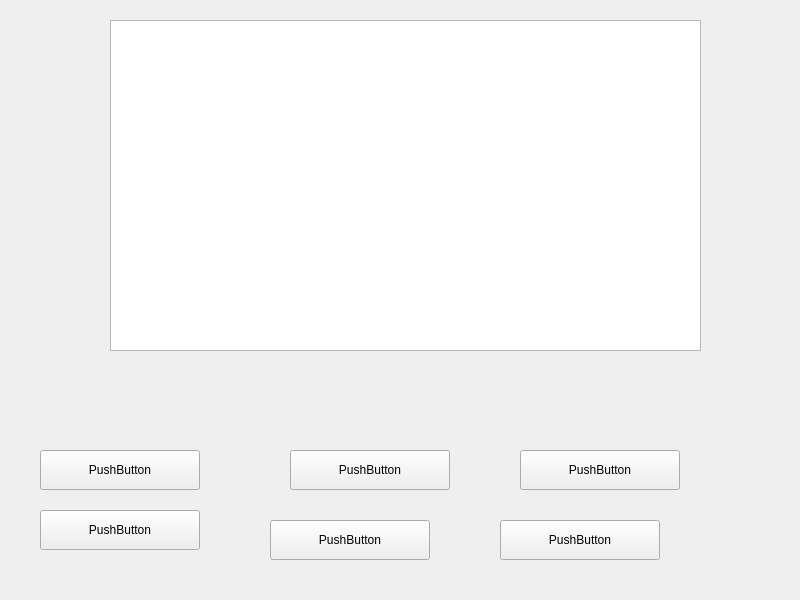
ElecSpartan/DS_Project, file GUI/GUI/graphwindow.ui: the form before one commit.
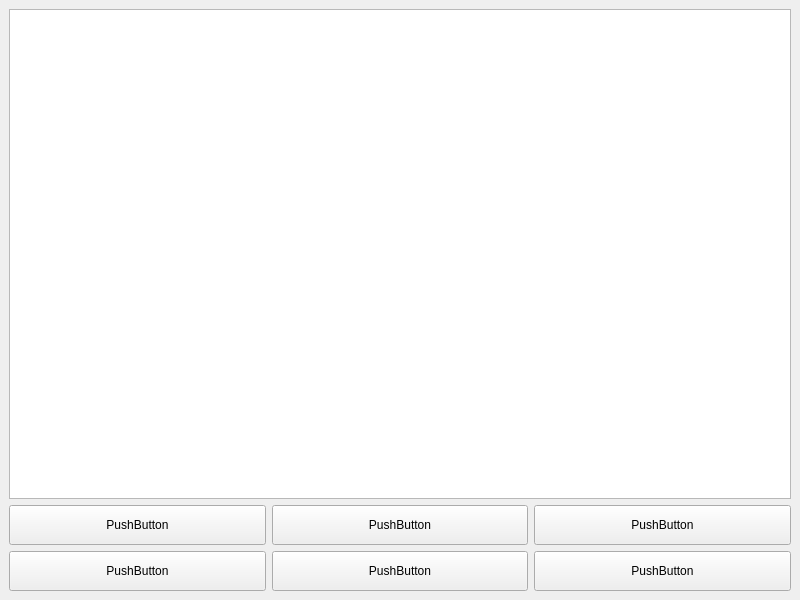
The form after the commit.

The edit to the form file:
```diff
--- a/GUI/GUI/graphwindow.ui
+++ b/GUI/GUI/graphwindow.ui
@@ -14,15 +14,51 @@
    <string>Graph Representation</string>
   </property>
   <widget class="QWidget" name="centralwidget">
+   <layout class="QGridLayout" name="gridLayout">
+    <item row="0" column="0" colspan="3">
+     <widget class="QGraphicsView" name="graphViewer"/>
+    </item>
+    <item row="1" column="0">
+     <widget class="QPushButton" name="pushButton_7">
+      <property name="minimumSize">
+       <size>
+        <width>160</width>
+        <height>40</height>
+       </size>
+      </property>
+      <property name="text">
+       <string>PushButton</string>
+      </property>
+     </widget>
+    </item>
+    <item row="1" column="1">
+     <widget class="QPushButton" name="pushButton_6">
+      <property name="minimumSize">
+       <size>
+        <width>160</width>
+        <height>40</height>
+       </size>
+      </property>
+      <property name="text">
+       <string>PushButton</string>
+      </property>
+     </widget>
+    </item>
+    <item row="1" column="2">
+     <widget class="QPushButton" name="pushButton_5">
+      <property name="minimumSize">
+       <size>
+        <width>160</width>
+        <height>40</height>
+       </size>
+      </property>
+      <property name="text">
+       <string>PushButton</string>
+      </property>
+     </widget>
+    </item>
+    <item row="2" column="0">
    <widget class="QPushButton" name="pushButton">
-    <property name="geometry">
-     <rect>
-      <x>40</x>
-      <y>510</y>
-      <width>160</width>
-      <height>40</height>
-     </rect>
-    </property>
     <property name="minimumSize">
      <size>
       <width>160</width>
@@ -33,15 +69,9 @@
      <string>PushButton</string>
     </property>
    </widget>
+    </item>
+    <item row="2" column="1">
    <widget class="QPushButton" name="pushButton_2">
-    <property name="geometry">
-     <rect>
-      <x>270</x>
-      <y>520</y>
-      <width>160</width>
-      <height>40</height>
-     </rect>
-    </property>
     <property name="minimumSize">
      <size>
       <width>160</width>
@@ -52,15 +82,9 @@
      <string>PushButton</string>
     </property>
    </widget>
+    </item>
+    <item row="2" column="2">
    <widget class="QPushButton" name="pushButton_4">
-    <property name="geometry">
-     <rect>
-      <x>500</x>
-      <y>520</y>
-      <width>160</width>
-      <height>40</height>
-     </rect>
-    </property>
     <property name="minimumSize">
      <size>
       <width>160</width>
@@ -71,73 +95,8 @@
      <string>PushButton</string>
     </property>
    </widget>
-   <widget class="QPushButton" name="pushButton_5">
-    <property name="geometry">
-     <rect>
-      <x>520</x>
-      <y>450</y>
-      <width>160</width>
-      <height>40</height>
-     </rect>
-    </property>
-    <property name="minimumSize">
-     <size>
-      <width>160</width>
-      <height>40</height>
-     </size>
-    </property>
-    <property name="text">
-     <string>PushButton</string>
-    </property>
-   </widget>
-   <widget class="QPushButton" name="pushButton_6">
-    <property name="geometry">
-     <rect>
-      <x>290</x>
-      <y>450</y>
-      <width>160</width>
-      <height>40</height>
-     </rect>
-    </property>
-    <property name="minimumSize">
-     <size>
-      <width>160</width>
-      <height>40</height>
-     </size>
-    </property>
-    <property name="text">
-     <string>PushButton</string>
-    </property>
-   </widget>
-   <widget class="QPushButton" name="pushButton_7">
-    <property name="geometry">
-     <rect>
-      <x>40</x>
-      <y>450</y>
-      <width>160</width>
-      <height>40</height>
-     </rect>
-    </property>
-    <property name="minimumSize">
-     <size>
-      <width>160</width>
-      <height>40</height>
-     </size>
-    </property>
-    <property name="text">
-     <string>PushButton</string>
-    </property>
-   </widget>
-   <widget class="QGraphicsView" name="graphViewer">
-    <property name="geometry">
-     <rect>
-      <x>110</x>
-      <y>20</y>
-      <width>591</width>
-      <height>331</height>
-     </rect>
-    </property>
-   </widget>
+    </item>
+   </layout>
   </widget>
  </widget>
  <resources/>
```
Lines whose indentation alone changed are shown as unchanged.
